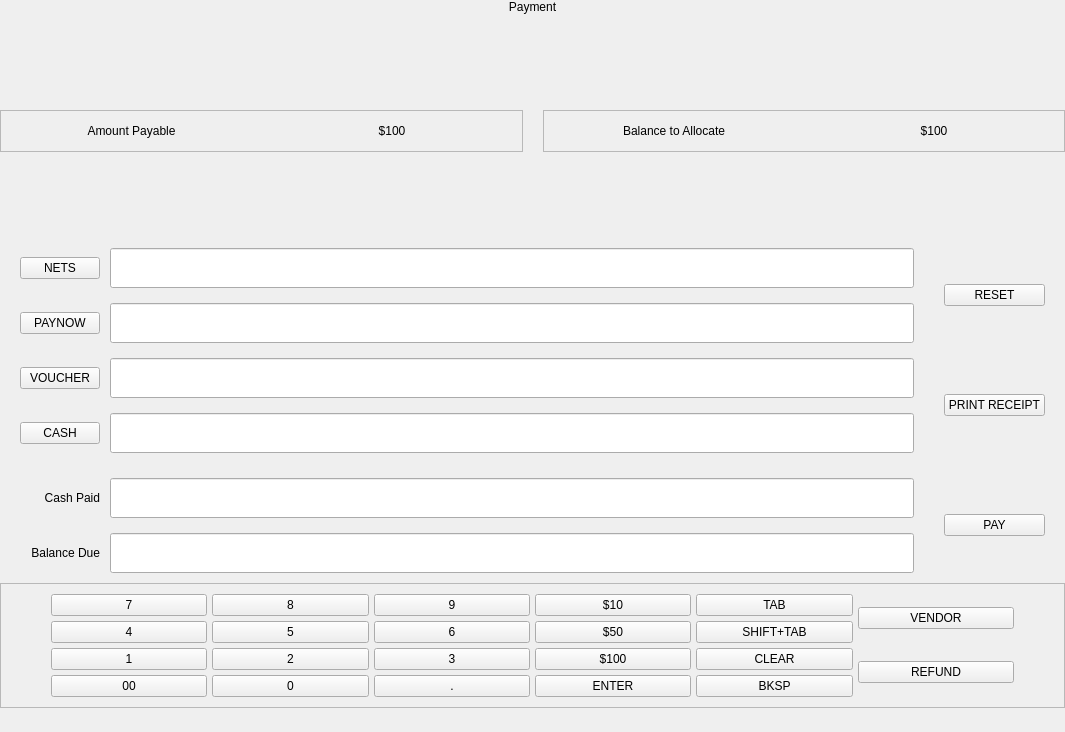
This is Project/ui/payment_frame.ui in Selvam-T/POS as Qt 5 draws it before an edit. The edited form follows.
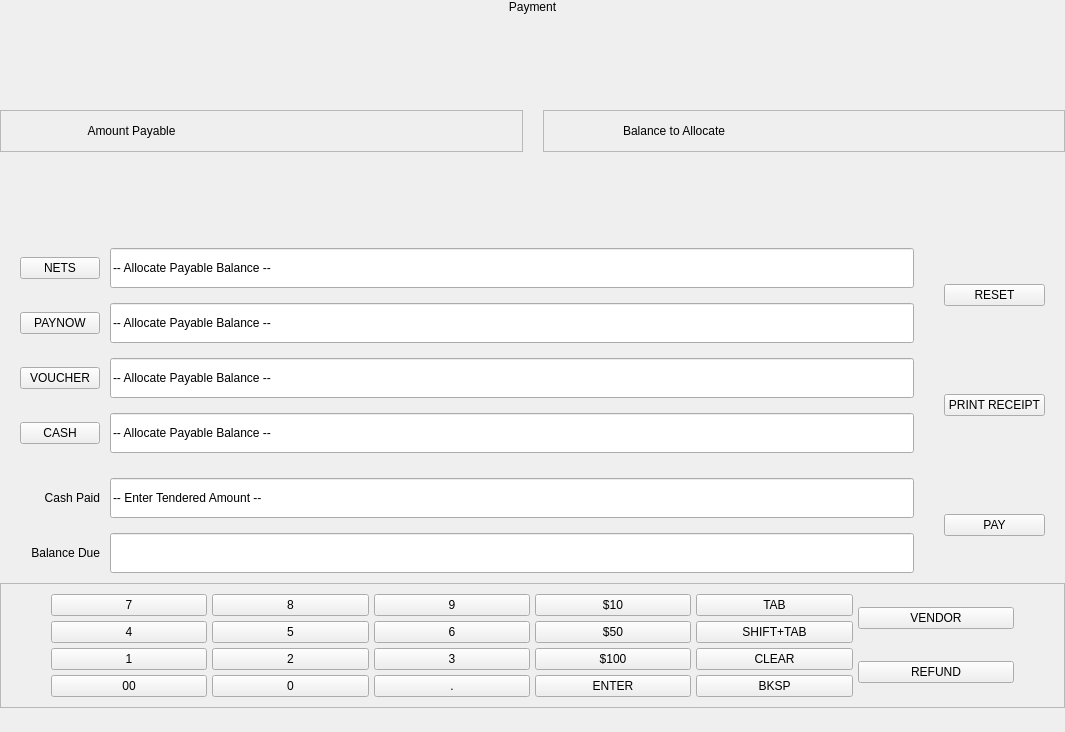
This is the edited form.

Commit message: payment_panel updated, testing pending

What changed in the file:
```diff
--- a/Project/ui/payment_frame.ui
+++ b/Project/ui/payment_frame.ui
@@ -103,7 +103,7 @@
            <number>1</number>
           </property>
           <property name="text">
-           <string>$100</string>
+           <string/>
           </property>
           <property name="alignment">
            <set>Qt::AlignCenter</set>
@@ -159,7 +159,7 @@
            </size>
           </property>
           <property name="text">
-           <string>$100</string>
+           <string/>
           </property>
           <property name="alignment">
            <set>Qt::AlignCenter</set>
@@ -286,6 +286,9 @@
          <height>40</height>
         </size>
        </property>
+       <property name="text">
+        <string>-- Allocate Payable Balance --</string>
+       </property>
       </widget>
      </item>
      <item row="0" column="3" rowspan="2">
@@ -317,6 +320,9 @@
          <height>40</height>
         </size>
        </property>
+       <property name="text">
+        <string>-- Allocate Payable Balance --</string>
+       </property>
       </widget>
      </item>
      <item row="6" column="2">
@@ -353,6 +359,9 @@
          <height>40</height>
         </size>
        </property>
+       <property name="text">
+        <string>-- Allocate Payable Balance --</string>
+       </property>
       </widget>
      </item>
      <item row="5" column="1">
@@ -363,6 +372,9 @@
          <height>40</height>
         </size>
        </property>
+       <property name="text">
+        <string>-- Enter Tendered Amount --</string>
+       </property>
       </widget>
      </item>
      <item row="2" column="0">
@@ -407,6 +419,9 @@
          <height>40</height>
         </size>
        </property>
+       <property name="text">
+        <string>-- Allocate Payable Balance --</string>
+       </property>
       </widget>
      </item>
      <item row="5" column="3" rowspan="2">
```
The commit also changes 7 other files.
